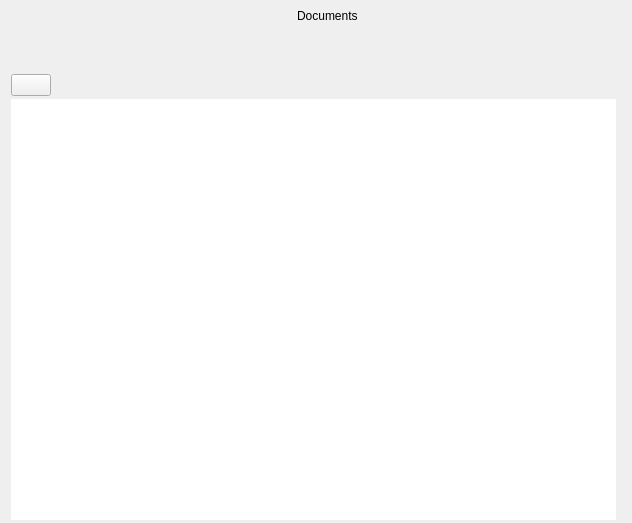
This is ui/notes_view.ui in zkovari/plotlyst as Qt 5 draws it before an edit. The edited form follows.
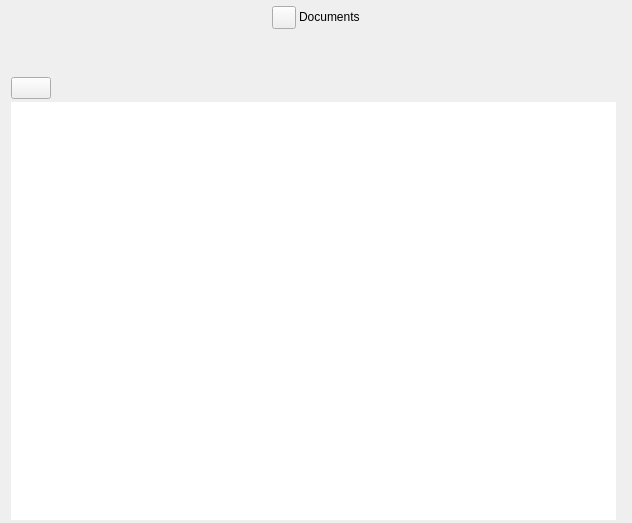
This is the edited form. Custom widgets are drawn as their Qt base class.

What changed in the file:
```diff
--- a/ui/notes_view.ui
+++ b/ui/notes_view.ui
@@ -68,9 +68,6 @@
       </item>
       <item>
        <widget class="QToolButton" name="btnDocuments">
-        <property name="styleSheet">
-         <string notr="true">border: 0px;</string>
-        </property>
         <property name="text">
          <string/>
         </property>
```
Left out of the diff: 3 changed lines with no effect on the pictures.
